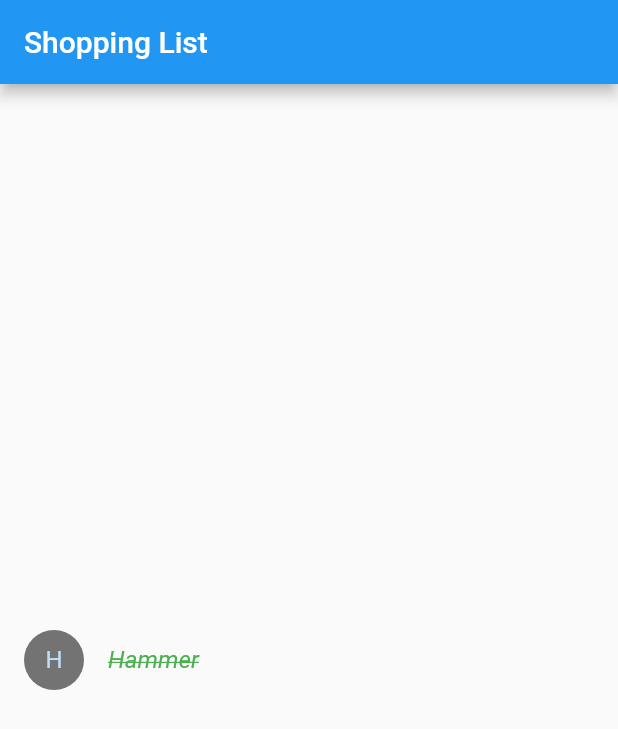
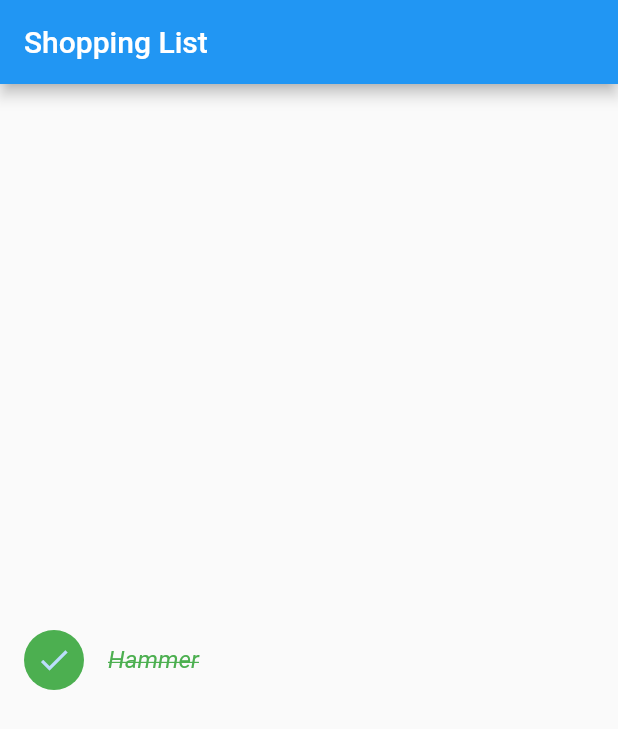
Before and after one commit to JosipTr/shopping-list, a Flutter app: the screen it shows after launch, on a phone screen of 412 x 824 dp. Shown: the top 729 px of the screen. Run offline on Flutter 3.47's test engine with Material 2 defaults, Android fonts, the phone set to English and light mode, and no system bars.

Commit message:
Add _getIcon method in ShoppingListItem class

```diff
--- a/lib/main.dart
+++ b/lib/main.dart
@@ -49,12 +49,18 @@ class ShoppingListItem extends StatelessWidget {
 
   Color _getColor() {
     return inCart
-        ? Colors.black54
+        ? Colors.green
         : Colors.red;
   }
 
+  Icon _getIcon() {
+    return inCart
+        ? const Icon(Icons.check)
+        : const Icon(Icons.radio_button_unchecked);
+  }
+
   TextStyle? _getTextStyle() {
-    if (!inCart) return null;
+    if (!inCart) return const TextStyle(color: Colors.red, fontWeight: FontWeight.bold);
     return const TextStyle(fontStyle: FontStyle.italic, decoration: TextDecoration.lineThrough, color: Colors.green);
   }
 
@@ -67,7 +73,7 @@ class ShoppingListItem extends StatelessWidget {
       },
       leading: CircleAvatar(
         backgroundColor: _getColor(),
-        child: Text(product.name[0]),
+        child: _getIcon(),
       ),
       title: Text(product.name, style: _getTextStyle())
     );
```
